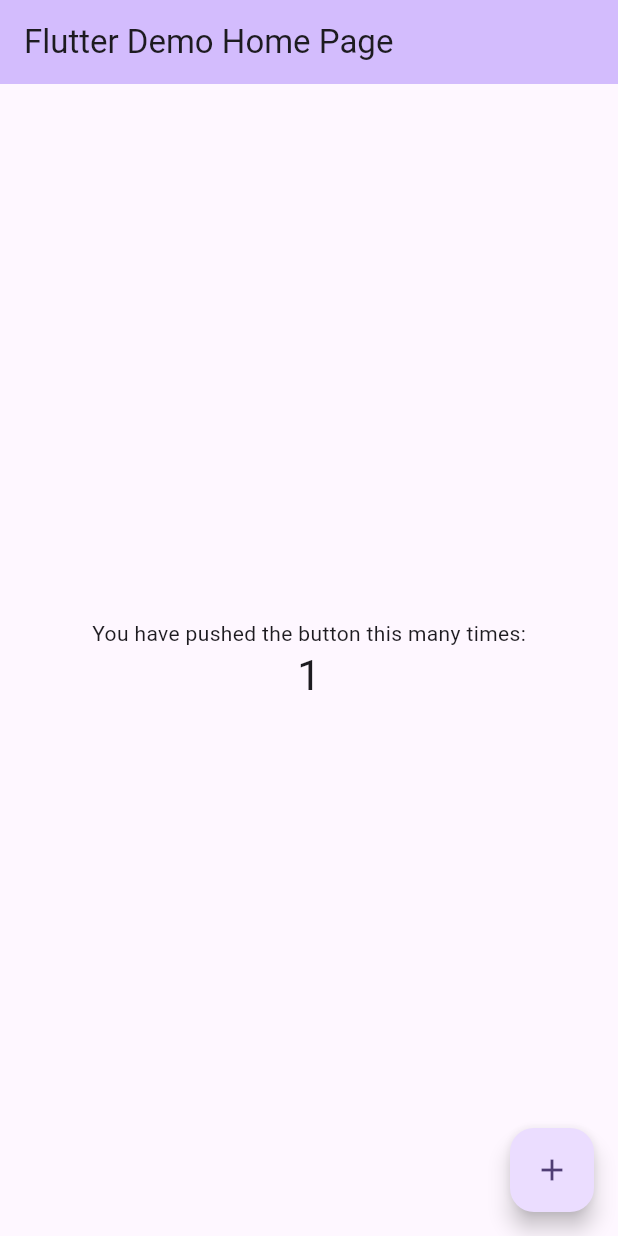
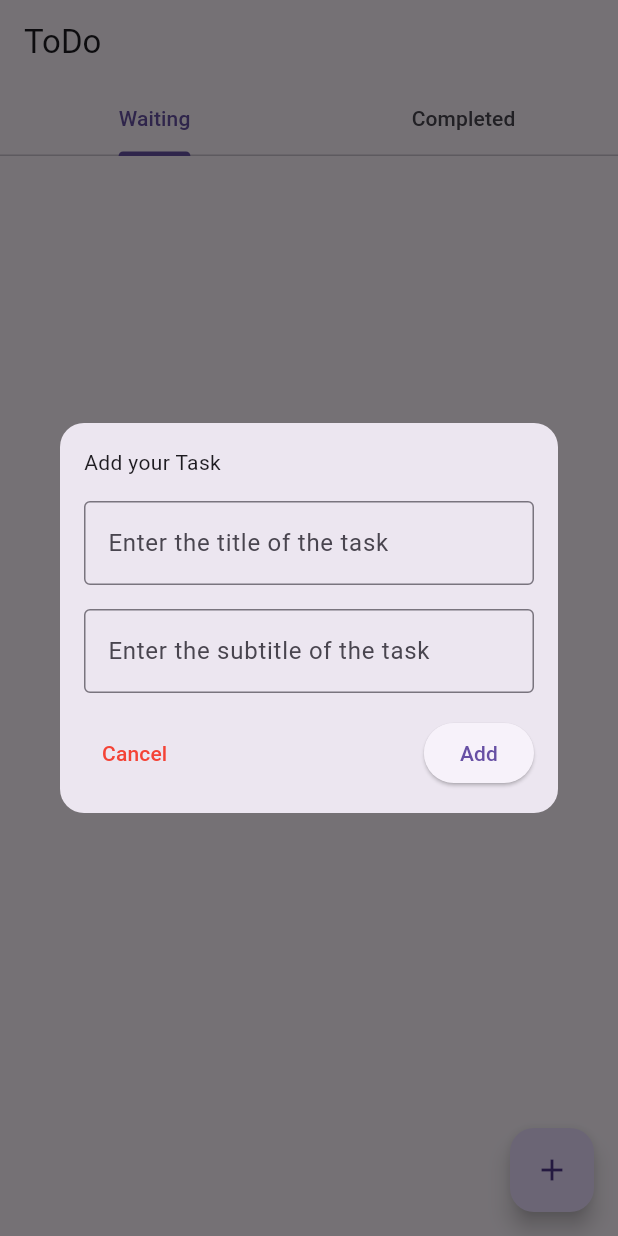
Before and after one commit to Nick-800/to_do, a Flutter app: the screen it shows after launch, after a tap on the "add" icon, on a phone screen of 412 x 824 dp. Run offline on Flutter 3.47's test engine with Material 3 defaults, Android fonts, the phone set to English and light mode, and no system bars; our stand-ins replace shared_preferences, timeago.

```diff
--- /dev/null
+++ b/devtools_options.yaml
@@ -0,0 +1,3 @@
+description: This file stores settings for Dart & Flutter DevTools.
+documentation: https://docs.flutter.dev/tools/devtools/extensions#configure-extension-enablement-states
+extensions:
--- a/lib/main.dart
+++ b/lib/main.dart
@@ -1,125 +1,13 @@
 import 'package:flutter/material.dart';
+import 'package:to_do/providers/tasks_Provider.dart';
+import 'package:to_do/screens/home_screen.dart';
+import 'package:provider/provider.dart';
 
 void main() {
-  runApp(const MyApp());
+  runApp(MultiProvider(
+    providers: [
+      ChangeNotifierProvider<TasksProvider>(create: (_) => TasksProvider())
+    ],
+    child: MaterialApp(theme: ThemeData.fallback(), home: HomeScreen()),
+  ));
 }
-
-class MyApp extends StatelessWidget {
-  const MyApp({super.key});
-
-  // This widget is the root of your application.
-  @override
-  Widget build(BuildContext context) {
-    return MaterialApp(
-      title: 'Flutter Demo',
-      theme: ThemeData(
-        // This is the theme of your application.
-        //
-        // TRY THIS: Try running your application with "flutter run". You'll see
-        // the application has a purple toolbar. Then, without quitting the app,
-        // try changing the seedColor in the colorScheme below to Colors.green
-        // and then invoke "hot reload" (save your changes or press the "hot
-        // reload" button in a Flutter-supported IDE, or press "r" if you used
-        // the command line to start the app).
-        //
-        // Notice that the counter didn't reset back to zero; the application
-        // state is not lost during the reload. To reset the state, use hot
-        // restart instead.
-        //
-        // This works for code too, not just values: Most code changes can be
-        // tested with just a hot reload.
-        colorScheme: ColorScheme.fromSeed(seedColor: Colors.deepPurple),
-        useMaterial3: true,
-      ),
-      home: const MyHomePage(title: 'Flutter Demo Home Page'),
-    );
-  }
-}
-
-class MyHomePage extends StatefulWidget {
-  const MyHomePage({super.key, required this.title});
-
-  // This widget is the home page of your application. It is stateful, meaning
-  // that it has a State object (defined below) that contains fields that affect
-  // how it looks.
-
-  // This class is the configuration for the state. It holds the values (in this
-  // case the title) provided by the parent (in this case the App widget) and
-  // used by the build method of the State. Fields in a Widget subclass are
-  // always marked "final".
-
-  final String title;
-
-  @override
-  State<MyHomePage> createState() => _MyHomePageState();
-}
-
-class _MyHomePageState extends State<MyHomePage> {
-  int _counter = 0;
-
-  void _incrementCounter() {
-    setState(() {
-      // This call to setState tells the Flutter framework that something has
-      // changed in this State, which causes it to rerun the build method below
-      // so that the display can reflect the updated values. If we changed
-      // _counter without calling setState(), then the build method would not be
-      // called again, and so nothing would appear to happen.
-      _counter++;
-    });
-  }
-
-  @override
-  Widget build(BuildContext context) {
-    // This method is rerun every time setState is called, for instance as done
-    // by the _incrementCounter method above.
-    //
-    // The Flutter framework has been optimized to make rerunning build methods
-    // fast, so that you can just rebuild anything that needs updating rather
-    // than having to individually change instances of widgets.
-    return Scaffold(
-      appBar: AppBar(
-        // TRY THIS: Try changing the color here to a specific color (to
-        // Colors.amber, perhaps?) and trigger a hot reload to see the AppBar
-        // change color while the other colors stay the same.
-        backgroundColor: Theme.of(context).colorScheme.inversePrimary,
-        // Here we take the value from the MyHomePage object that was created by
-        // the App.build method, and use it to set our appbar title.
-        title: Text(widget.title),
-      ),
-      body: Center(
-        // Center is a layout widget. It takes a single child and positions it
-        // in the middle of the parent.
-        child: Column(
-          // Column is also a layout widget. It takes a list of children and
-          // arranges them vertically. By default, it sizes itself to fit its
-          // children horizontally, and tries to be as tall as its parent.
-          //
-          // Column has various properties to control how it sizes itself and
-          // how it positions its children. Here we use mainAxisAlignment to
-          // center the children vertically; the main axis here is the vertical
-          // axis because Columns are vertical (the cross axis would be
-          // horizontal).
-          //
-          // TRY THIS: Invoke "debug painting" (choose the "Toggle Debug Paint"
-          // action in the IDE, or press "p" in the console), to see the
-          // wireframe for each widget.
-          mainAxisAlignment: MainAxisAlignment.center,
-          children: <Widget>[
-            const Text(
-              'You have pushed the button this many times:',
-            ),
-            Text(
-              '$_counter',
-              style: Theme.of(context).textTheme.headlineMedium,
-            ),
-          ],
-        ),
-      ),
-      floatingActionButton: FloatingActionButton(
-        onPressed: _incrementCounter,
-        tooltip: 'Increment',
-        child: const Icon(Icons.add),
-      ), // This trailing comma makes auto-formatting nicer for build methods.
-    );
-  }
-}
--- /dev/null
+++ b/lib/models/task_models.dart
@@ -0,0 +1,32 @@
+import 'dart:convert';
+
+class TaskModel {
+    String title;
+    String? subTitle;
+    bool status;
+    DateTime createdAt;
+    TaskModel({
+        required this.title,
+        this.subTitle,
+        this.status = false,
+        required this.createdAt,
+    });
+
+    factory TaskModel.fromRawJson(String str) => TaskModel.fromJson(json.decode(str));
+
+    String toRawJson() => json.encode(toJson());
+
+    factory TaskModel.fromJson(Map<String, dynamic> json) => TaskModel(
+        title: json["title"],
+        subTitle: json["sub_title"],
+        status: json["status"],
+        createdAt: DateTime.parse(json["created_at"])
+        );
+
+    Map<String, dynamic> toJson() => {
+        "title": title,
+        "sub_title": subTitle,
+        "status": status,
+        "created_at": createdAt.toIso8601String(),
+    };
+}
--- /dev/null
+++ b/lib/providers/tasks_Provider.dart
@@ -0,0 +1,68 @@
+import 'dart:convert';
+
+import 'package:flutter/material.dart';
+import 'package:to_do/models/task_models.dart';
+import 'package:shared_preferences/shared_preferences.dart';
+
+
+class TasksProvider  with ChangeNotifier {
+
+  List<TaskModel>  tasks =[];
+
+  addTask(TaskModel tm){
+    tasks.add(tm);
+    storeTasks();
+    notifyListeners();
+  }
+
+  deleteTask(TaskModel tm){
+    tasks.remove(tm);
+    storeTasks();
+    notifyListeners();
+  }
+
+  editTask(TaskModel tm  , TaskModel oldTm){
+    tasks [tasks.indexOf(oldTm)]=tm;
+    storeTasks();
+    notifyListeners();
+  }
+  switchState(TaskModel tm){
+    tm.status=!tm.status;
+    storeTasks();
+    notifyListeners();
+  }
+
+  storeTasks() async {
+    try {
+      print("555555555555555555555555555555555");
+      SharedPreferences pref = await SharedPreferences.getInstance();
+      var json = jsonEncode(tasks.map((task) => task.toJson()).toList());
+      print("Storing tasks: $json"); // Debug line
+      await pref.setString("tasks", json);
+      print("Tasks stored successfully.");
+    } catch (e) {
+      print("Error storing tasks: $e");
+    }
+  }
+  getTasks() async {
+    try {
+      SharedPreferences pref = await SharedPreferences.getInstance();
+      var data = pref.getString("tasks");
+      print("Retrieved tasks data: $data"); // Debug line
+      if (data != null) {
+        List<TaskModel> loadedTasks = List<TaskModel>.from(
+            jsonDecode(data).map((task) => TaskModel.fromJson(task)));
+        print("Loaded tasks: $loadedTasks"); // Debug line
+        if (loadedTasks != tasks) {
+          tasks = loadedTasks;
+          notifyListeners();
+        }
+      }
+    } catch (e) {
+      print("Error retrieving tasks: $e");
+    }
+  }
+
+
+
+}
--- /dev/null
+++ b/lib/screens/home_screen.dart
@@ -0,0 +1,172 @@
+import 'package:flutter/material.dart';
+import 'package:to_do/models/task_models.dart';
+import 'package:to_do/providers/tasks_Provider.dart';
+import 'package:to_do/widgets/cards/taskcard.dart';
+import 'package:to_do/widgets/dialogs/addtaddialog.dart';
+import 'package:provider/provider.dart';
+
+class HomeScreen extends StatefulWidget {
+  const HomeScreen({super.key});
+
+  @override
+  State<HomeScreen> createState() => _HomeScreenState();
+}
+
+class _HomeScreenState extends State<HomeScreen> {
+  GlobalKey<FormState> formKey = GlobalKey<FormState>();
+  TextEditingController taskTitleController = TextEditingController();
+  TextEditingController subTaskTitleController = TextEditingController();
+  // List<TaskModel> tasks = [];
+
+  @override
+  void initState() {
+    print("thisFunWorks");
+    Provider.of<TasksProvider>(context,listen: false).getTasks();
+    print(Provider.of<TasksProvider>(context,listen: false).tasks);
+    super.initState();
+  }
+  @override
+  Widget build(BuildContext context) {
+    return Consumer<TasksProvider>(
+      builder: (context, tasksProvider,_) {
+        return Scaffold(
+          floatingActionButton: FloatingActionButton(
+              child: Icon(Icons.add),
+              onPressed: () {
+                showDialog(
+                    context: context,
+                    builder: (context) {
+                      return AddTaskDialog(
+                          taskTitleController: taskTitleController,
+                          taskSubtitleController: subTaskTitleController,
+                          formkey: formKey,
+                          ontap: () {
+                            Provider.of<TasksProvider>(context , listen: false).addTask(
+                              TaskModel(
+                                title: taskTitleController.text,
+                                subTitle: subTaskTitleController.text,
+                                createdAt: DateTime.now())
+                            ) ;
+                            taskTitleController.clear();
+                            subTaskTitleController.clear();
+                            Navigator.pop(context);
+                          });
+                    });
+              }),
+          appBar: AppBar(
+            title: const Text("ToDo"),
+          ),
+          body:  DefaultTabController(
+          length: 2,
+          child: Column(
+            children: [
+              const  TabBar(tabs: [
+                Tab(text:"Waiting"),
+                Tab(text: "Completed",)
+              ]),
+              Expanded(child: TabBarView(children: [
+                ListView.builder(
+                  padding: const EdgeInsets.all(24),
+                  itemCount:tasksProvider.tasks.length,
+                  itemBuilder: (context, index){
+                    if (!tasksProvider.tasks[index].status){
+                    return  TaskCard(taskModel: tasksProvider.tasks[index], onTapForCheck:(){
+                        Provider.of<TasksProvider>(context,listen: false).switchState(
+                          tasksProvider.tasks[index]
+                        );
+                      },
+                      onTapForDelete: () {
+                          Provider.of<TasksProvider>(context,listen: false).deleteTask(
+                            tasksProvider.tasks[index]
+                          );
+                        },
+                        onTapForEdite: (){
+                          showDialog(context: context, builder: (context) {
+                            return AddTaskDialog(
+                              textOnButton: "Edit",
+                              textOnDia: "Edit your task",
+                              taskTitleController: taskTitleController,
+                              taskSubtitleController: subTaskTitleController,
+                              formkey: formKey,
+                              ontap: (){
+                                Provider.of<TasksProvider>(context , listen: false).editTask(
+                                TaskModel(
+                                title: taskTitleController.text,
+                                subTitle: subTaskTitleController.text,
+                                createdAt: DateTime.now()),tasksProvider.tasks[index]);
+                                      taskTitleController.clear();
+                                      subTaskTitleController.clear();
+                                      Navigator.pop(context);
+
+                            });
+                          },);
+                        },
+                      );
+
+                      }
+                    else {return const SizedBox();}
+                  },
+                  ),
+                  ListView.builder(
+                      padding: const EdgeInsets.all(24),
+                      itemCount: tasksProvider.tasks.length,
+                      itemBuilder: (context, index) {
+                        if (tasksProvider.tasks[index].status) {
+                          return TaskCard(
+                              taskModel: tasksProvider.tasks[index],
+                              onTapForCheck: () {
+                                Provider.of<TasksProvider>(context,listen: false).switchState(
+                                tasksProvider.tasks[index]
+                              );
+                              },
+                              onTapForDelete: (){
+                                Provider.of<TasksProvider>(context, listen: false)
+                                .deleteTask(tasksProvider.tasks[index]);
+                              },
+                              onTapForEdite: () {
+                              showDialog(
+                                context: context,
+                                builder: (context) {
+                                  return AddTaskDialog(
+                                      textOnButton: "Edit",
+                                      textOnDia: "Edit your task",
+                                      taskTitleController: taskTitleController,
+                                      taskSubtitleController:
+                                          subTaskTitleController,
+                                      formkey: formKey,
+                                      ontap: () {
+                                        Provider.of<TasksProvider>(context,
+                                                listen: false)
+                                            .editTask(
+                                                TaskModel(
+                                                  status: true,
+                                                    title: taskTitleController
+                                                        .text,
+                                                    subTitle:
+                                                        subTaskTitleController
+                                                            .text,
+                                                    createdAt: DateTime.now()),
+                                                tasksProvider.tasks[index]);
+                                        taskTitleController.clear();
+                                        subTaskTitleController.clear();
+                                        Navigator.pop(context);
+                                      });
+                                },
+                              );
+                            }
+                              );
+                        } else {
+                          return const SizedBox();
+                        }
+                      },
+                    )
+
+              ]))
+            ],
+          )
+          ),
+        );
+      }
+    );
+  }
+}
--- /dev/null
+++ b/lib/widgets/dialogs/addtaddialog.dart
@@ -0,0 +1,97 @@
+import 'package:flutter/material.dart';
+
+class AddTaskDialog extends StatefulWidget {
+  AddTaskDialog(
+      {super.key,
+      required this.taskTitleController,
+      required this.taskSubtitleController,
+      required this.formkey,
+      required this.ontap,
+      this.textOnButton ="Add", this.textOnDia="Add your Task"
+      });
+
+  final TextEditingController taskTitleController;
+  final TextEditingController taskSubtitleController;
+  final GlobalKey<FormState> formkey;
+  final Function ontap;
+  final String textOnButton ;
+  final String textOnDia;
+
+
+  @override
+  State<AddTaskDialog> createState() => _AddTaskDialogState();
+}
+
+class _AddTaskDialogState extends State<AddTaskDialog> {
+  @override
+  Widget build(BuildContext context) {
+    return Dialog(
+      shape: RoundedRectangleBorder(borderRadius: BorderRadius.circular(16)),
+      child: Padding(
+        padding: const EdgeInsets.all(16.0),
+        child: Form(
+          key: widget.formkey,
+          child: Column(
+            mainAxisSize: MainAxisSize.min,
+            crossAxisAlignment: CrossAxisAlignment.start,
+            children: [
+              Text(widget.textOnDia),
+              const SizedBox(height: 16,),
+              TextFormField(
+                controller: widget.taskTitleController,
+                validator: (value) {
+                  if (value!.isEmpty) {
+                    return "please enter a title";
+                  }
+                  if (value.length <5) {
+                    return "title must be longer than 3 letters";
+                  }
+                  if (value.length > 20){
+                      return "title is too long";
+                  }
+                  return null;
+                },
+                decoration: const InputDecoration(
+                  hintText: "Enter the title of the task ",
+                  border: OutlineInputBorder(),
+                ),
+              ),
+              const SizedBox(height: 16,),
+              TextFormField(
+                controller: widget.taskSubtitleController,
+                decoration: const InputDecoration(
+                  hintText: "Enter the subtitle of the task ",
+                  border: OutlineInputBorder(),
+                ),
+              ),
+              const SizedBox(height: 16,),
+              Row(
+                mainAxisAlignment: MainAxisAlignment.spaceBetween,
+                children: [
+                  TextButton(
+                    child: const Text(
+                      "Cancel",
+                      style: TextStyle(color: Colors.red),
+                    ),
+                    onPressed: () {
+                      widget.taskSubtitleController.clear();
+                      widget.taskTitleController.clear();
+                      Navigator.pop(context);
+                    },
+                  ),
+                  ElevatedButton(
+                      onPressed: () {
+                        if (widget.formkey.currentState!.validate()) {
+                          widget.ontap();
+                        }
+                      },
+                      child:  Text(widget.textOnButton))
+                ],
+              )
+            ],
+          ),
+        ),
+      ),
+    );
+  }
+}
--- a/pubspec.yaml
+++ b/pubspec.yaml
@@ -35,6 +35,10 @@ dependencies:
   # The following adds the Cupertino Icons font to your application.
   # Use with the CupertinoIcons class for iOS style icons.
   cupertino_icons: ^1.0.8
+  timeago: ^3.7.0
+  provider:  ^6.0.3
+  shared_preferences: ^2.3.2
+
 
 dev_dependencies:
   flutter_test:
```
Also changed, not shown: lib/screens/task_deatails_screen.dart (added, +46 -0 lines), lib/widgets/cards/taskcard.dart (added, +98 -0 lines), pubspec.lock, 2 other files.
